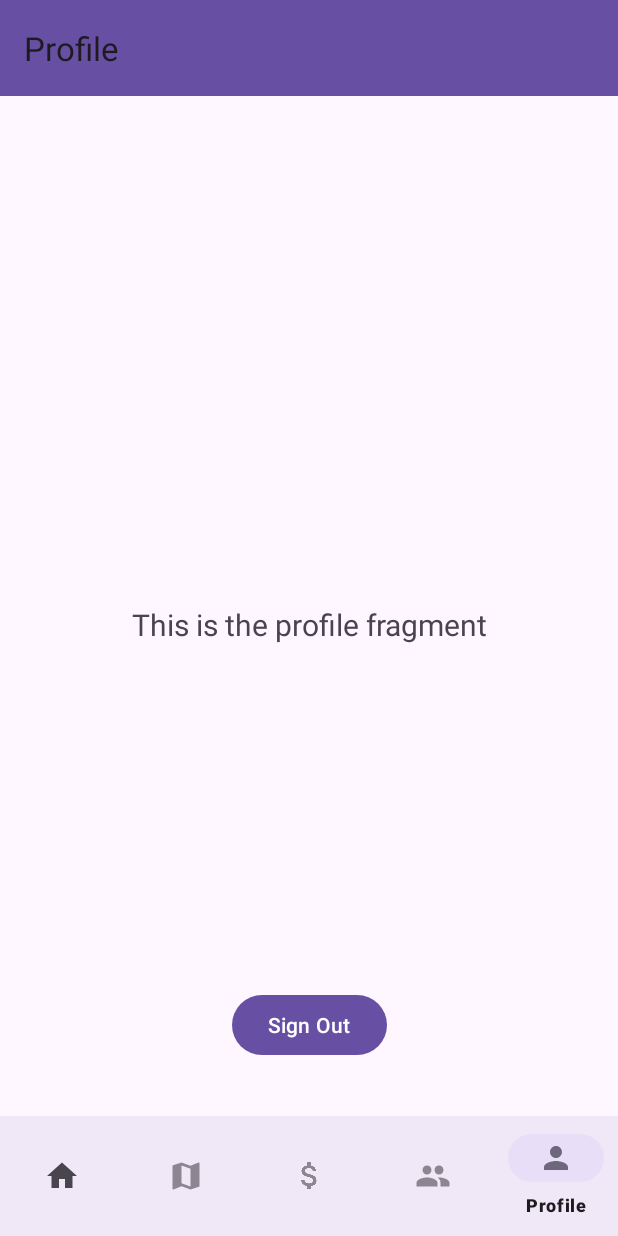
After one commit to 321-PoM/findmy, an Android app: the ProfileFragment screen opened through its navigation route, on a phone screen of 412 x 824 dp. The commit adds this screen. Run offline under Robolectric (Android 15) with nearby library versions, the phone set to English and light mode, and no system bars; our stand-ins replace navigation-ui.

Commit message:
ProfileFragment, FriendsFragment, changed Activity hierarchy, added sign out

```diff
--- /dev/null
+++ b/frontend/app/src/main/java/com/example/findmy/BaseActivity.java
@@ -0,0 +1,78 @@
+package com.example.findmy;
+
+import androidx.annotation.NonNull;
+import androidx.appcompat.app.AppCompatActivity;
+import androidx.localbroadcastmanager.content.LocalBroadcastManager;
+
+import android.content.BroadcastReceiver;
+import android.content.Context;
+import android.content.Intent;
+import android.content.IntentFilter;
+import android.os.Bundle;
+import android.util.Log;
+
+import com.google.android.gms.auth.api.signin.GoogleSignIn;
+import com.google.android.gms.auth.api.signin.GoogleSignInClient;
+import com.google.android.gms.auth.api.signin.GoogleSignInOptions;
+import com.google.android.gms.tasks.OnCompleteListener;
+import com.google.android.gms.tasks.Task;
+
+public class BaseActivity extends AppCompatActivity {
+    protected GoogleSignInClient mGoogleSignInClient;
+    protected final Integer RC_SIGN_IN = 1;
+
+    private static final String TAG = "BaseActivity";
+
+    protected void getSignInClient() {
+        // Configure sign-in to request the user's ID, email address, and basic
+        // profile. ID and basic profile are included in DEFAULT_SIGN_IN.
+        GoogleSignInOptions gso = new GoogleSignInOptions.Builder(GoogleSignInOptions.DEFAULT_SIGN_IN)
+                .requestEmail()
+                .build();
+
+        // Build a GoogleSignInClient with the options specified by gso.
+        mGoogleSignInClient = GoogleSignIn.getClient(this, gso);
+    }
+
+    @Override
+    protected void onStart() {
+        super.onStart();
+
+        getSignInClient();
+    }
+
+    public void signOut() {
+        mGoogleSignInClient.signOut()
+                .addOnCompleteListener(this, new OnCompleteListener<Void>() {
+                    @Override
+                    public void onComplete(@NonNull Task<Void> task) {
+                        Intent broadcastIntent = new Intent();
+                        broadcastIntent.setAction("com.example.findmy.ACTION_LOGOUT");
+                        LocalBroadcastManager.getInstance(BaseActivity.this).sendBroadcast(broadcastIntent);
+                    }
+                });
+    }
+
+    @Override
+    protected void onCreate(Bundle savedInstanceState) {
+        super.onCreate(savedInstanceState);
+
+        IntentFilter intentFilter = new IntentFilter();
+        intentFilter.addAction("com.example.findmy.ACTION_LOGOUT");
+
+        LocalBroadcastManager.getInstance(this).registerReceiver(
+            new BroadcastReceiver() {
+            @Override
+            public void onReceive(Context context, Intent intent) {
+                Log.d(TAG + " - onReceive", "Logout in progress");
+
+                Intent loginIntent = new Intent(BaseActivity.this, MainActivity.class);
+                startActivity(loginIntent);
+
+                finish();
+            }
+        }, intentFilter);
+
+        setContentView(R.layout.activity_base);
+    }
+}
--- a/frontend/app/src/main/java/com/example/findmy/HomeActivity.java
+++ b/frontend/app/src/main/java/com/example/findmy/HomeActivity.java
@@ -3,7 +3,6 @@ package com.example.findmy;
 import android.os.Bundle;
 
 import androidx.annotation.NonNull;
-import androidx.appcompat.app.AppCompatActivity;
 import androidx.appcompat.widget.Toolbar;
 import androidx.fragment.app.Fragment;
 import androidx.fragment.app.FragmentManager;
@@ -13,13 +12,14 @@ import androidx.navigation.ui.AppBarConfiguration;
 import androidx.navigation.ui.NavigationUI;
 
 import com.example.findmy.databinding.ActivityHomeBinding;
+import com.google.android.gms.auth.api.signin.GoogleSignInAccount;
 import com.google.android.gms.maps.GoogleMap;
 import com.google.android.gms.maps.OnMapReadyCallback;
 import com.google.android.gms.maps.model.LatLng;
 import com.google.android.gms.maps.model.MarkerOptions;
 import com.google.android.material.bottomnavigation.BottomNavigationView;
 
-public class HomeActivity extends AppCompatActivity implements OnMapReadyCallback {
+public class HomeActivity extends BaseActivity implements OnMapReadyCallback {
 
     private ActivityHomeBinding binding;
     FragmentManager manager =  getSupportFragmentManager();
@@ -28,6 +28,7 @@ public class HomeActivity extends AppCompatActivity implements OnMapReadyCallbac
     protected void onCreate(Bundle savedInstanceState) {
         super.onCreate(savedInstanceState);
 
+        // get account
         binding = ActivityHomeBinding.inflate(getLayoutInflater());
         setContentView(binding.getRoot());
 
@@ -39,7 +40,7 @@ public class HomeActivity extends AppCompatActivity implements OnMapReadyCallbac
         // Passing each menu ID as a set of Ids because each
         // menu should be considered as top level destinations.
         AppBarConfiguration appBarConfiguration = new AppBarConfiguration.Builder(
-                R.id.navigation_home, R.id.navigation_map ,R.id.navigation_dashboard, R.id.navigation_notifications)
+                R.id.navigation_home, R.id.navigation_map ,R.id.navigation_friends, R.id.navigation_profile)
                 .build();
 
 
--- /dev/null
+++ b/frontend/app/src/main/java/com/example/findmy/ui/profile/ProfileFragment.java
@@ -0,0 +1,62 @@
+package com.example.findmy.ui.profile;
+
+import android.os.Bundle;
+import android.util.Log;
+import android.view.LayoutInflater;
+import android.view.View;
+import android.view.ViewGroup;
+import android.widget.Button;
+import android.widget.TextView;
+
+import androidx.annotation.NonNull;
+import androidx.fragment.app.Fragment;
+import androidx.lifecycle.ViewModelProvider;
+
+import com.example.findmy.HomeActivity;
+import com.example.findmy.databinding.FragmentProfileBinding;
+
+
+public class ProfileFragment extends Fragment {
+
+    private final String TAG = "ProfileFragment";
+
+    private FragmentProfileBinding binding;
+
+    public View onCreateView(@NonNull LayoutInflater inflater,
+                             ViewGroup container, Bundle savedInstanceState) {
+        ProfileViewModel profileViewModel =
+                new ViewModelProvider(this).get(ProfileViewModel.class);
+
+        binding = FragmentProfileBinding.inflate(inflater, container, false);
+        View root = binding.getRoot();
+
+        final TextView textView = binding.textNotifications;
+        profileViewModel.getText().observe(getViewLifecycleOwner(), textView::setText);
+
+        Button signOutButton = binding.profileSignOutButton;
+        signOutButton.setOnClickListener(new View.OnClickListener() {
+            @Override
+            public void onClick(View v) {
+                signOut();
+            }
+        });
+
+        return root;
+    }
+
+    @Override
+    public void onDestroyView() {
+        super.onDestroyView();
+        binding = null;
+    }
+
+    private void signOut() {
+        Log.d(TAG, "Signing Out!");
+
+        HomeActivity activity = (HomeActivity) getActivity();
+        if (activity != null) {
+            activity.signOut();
+        }
+    }
+
+}
--- a/frontend/app/src/main/java/com/example/findmy/ui/dashboard/DashboardViewModel.java
+++ b/frontend/app/src/main/java/com/example/findmy/ui/profile/ProfileViewModel.java
@@ -1,16 +1,16 @@
-package com.example.findmy.ui.dashboard;
+package com.example.findmy.ui.profile;
 
 import androidx.lifecycle.LiveData;
 import androidx.lifecycle.MutableLiveData;
 import androidx.lifecycle.ViewModel;
 
-public class DashboardViewModel extends ViewModel {
+public class ProfileViewModel extends ViewModel {
 
     private final MutableLiveData<String> mText;
 
-    public DashboardViewModel() {
+    public ProfileViewModel() {
         mText = new MutableLiveData<>();
-        mText.setValue("This is dashboard fragment");
+        mText.setValue("This is the profile fragment");
     }
 
     public LiveData<String> getText() {
--- a/frontend/app/src/main/res/layout/fragment_dashboard.xml
+++ b/frontend/app/src/main/res/layout/fragment_friends.xml
@@ -4,7 +4,7 @@
     xmlns:tools="http://schemas.android.com/tools"
     android:layout_width="match_parent"
     android:layout_height="match_parent"
-    tools:context=".ui.dashboard.DashboardFragment">
+    tools:context=".ui.friends.FriendsFragment">
 
     <TextView
         android:id="@+id/text_dashboard"
@@ -19,4 +19,5 @@
         app:layout_constraintEnd_toEndOf="parent"
         app:layout_constraintStart_toStartOf="parent"
         app:layout_constraintTop_toTopOf="parent" />
+
 </androidx.constraintlayout.widget.ConstraintLayout>
--- a/frontend/app/src/main/res/layout/fragment_notifications.xml
+++ b/frontend/app/src/main/res/layout/fragment_profile.xml
@@ -4,7 +4,7 @@
     xmlns:tools="http://schemas.android.com/tools"
     android:layout_width="match_parent"
     android:layout_height="match_parent"
-    tools:context=".ui.notifications.NotificationsFragment">
+    tools:context=".ui.profile.ProfileFragment">
 
     <TextView
         android:id="@+id/text_notifications"
@@ -19,4 +19,16 @@
         app:layout_constraintEnd_toEndOf="parent"
         app:layout_constraintStart_toStartOf="parent"
         app:layout_constraintTop_toTopOf="parent" />
+
+    <Button
+        android:id="@+id/profile_sign_out_button"
+        android:layout_width="wrap_content"
+        android:layout_height="wrap_content"
+        android:text="@string/profile_sign_out_button_label"
+        app:layout_constraintBottom_toBottomOf="parent"
+        app:layout_constraintEnd_toEndOf="parent"
+        app:layout_constraintStart_toStartOf="parent"
+        app:layout_constraintTop_toTopOf="parent"
+        app:layout_constraintVertical_bias="0.85" />
+
 </androidx.constraintlayout.widget.ConstraintLayout>
--- a/frontend/app/src/main/res/menu/bottom_nav_menu.xml
+++ b/frontend/app/src/main/res/menu/bottom_nav_menu.xml
@@ -17,13 +17,13 @@
         android:title="@string/title_marketplace" />
 
     <item
-        android:id="@+id/navigation_dashboard"
-        android:icon="@drawable/ic_dashboard_black_24dp"
-        android:title="@string/title_dashboard" />
+        android:id="@+id/navigation_friends"
+        android:icon="@drawable/ic_friends"
+        android:title="@string/title_friends" />
 
     <item
-        android:id="@+id/navigation_notifications"
-        android:icon="@drawable/ic_notifications_black_24dp"
-        android:title="@string/title_notifications" />
+        android:id="@+id/navigation_profile"
+        android:icon="@drawable/ic_profile"
+        android:title="@string/title_profile" />
 
 </menu>
--- a/frontend/app/src/main/res/navigation/mobile_navigation.xml
+++ b/frontend/app/src/main/res/navigation/mobile_navigation.xml
@@ -19,14 +19,14 @@
         android:layout_height="match_parent"/>
 
     <fragment
-        android:id="@+id/navigation_dashboard"
-        android:name="com.example.findmy.ui.dashboard.DashboardFragment"
-        android:label="@string/title_dashboard"
-        tools:layout="@layout/fragment_dashboard" />
+        android:id="@+id/navigation_friends"
+        android:name="com.example.findmy.ui.friends.FriendsFragment"
+        android:label="@string/title_friends"
+        tools:layout="@layout/fragment_friends" />
 
     <fragment
-        android:id="@+id/navigation_notifications"
-        android:name="com.example.findmy.ui.notifications.NotificationsFragment"
-        android:label="@string/title_notifications"
-        tools:layout="@layout/fragment_notifications" />
+        android:id="@+id/navigation_profile"
+        android:name="com.example.findmy.ui.profile.ProfileFragment"
+        android:label="@string/title_profile"
+        tools:layout="@layout/fragment_profile" />
 </navigation>
--- a/frontend/app/src/main/res/values/strings.xml
+++ b/frontend/app/src/main/res/values/strings.xml
@@ -3,8 +3,9 @@
     <string name="app_name_stylized">Find A *</string>
     <string name="title_activity_home">HomeActivity</string>
     <string name="title_home">Home</string>
-    <string name="title_dashboard">Dashboard</string>
-    <string name="title_notifications">Notifications</string>
+    <string name="title_friends">Friends</string>
+    <string name="title_profile">Profile</string>
     <string name="title_map">Map</string>
     <string name="title_marketplace">Marketplace</string>
+    <string name="profile_sign_out_button_label">Sign Out</string>
 </resources>
```
Also changed, not shown: frontend/app/src/main/AndroidManifest.xml (+5 -4 lines), frontend/app/src/main/java/com/example/findmy/MainActivity.java (+31 -43 lines), frontend/app/src/main/java/com/example/findmy/ui/friends/FriendsFragment.java (renamed from frontend/app/src/main/java/com/example/findmy/ui/dashboard/DashboardFragment.java, +8 -8 lines), frontend/app/src/main/java/com/example/findmy/ui/friends/FriendsViewModel.java (renamed from frontend/app/src/main/java/com/example/findmy/ui/notifications/NotificationsViewModel.java, +4 -4 lines), frontend/app/src/main/java/com/example/findmy/ui/notifications/NotificationsFragment.java (deleted, +0 -37 lines), frontend/app/src/main/res/layout/activity_base.xml (added, +9 -0 lines).
